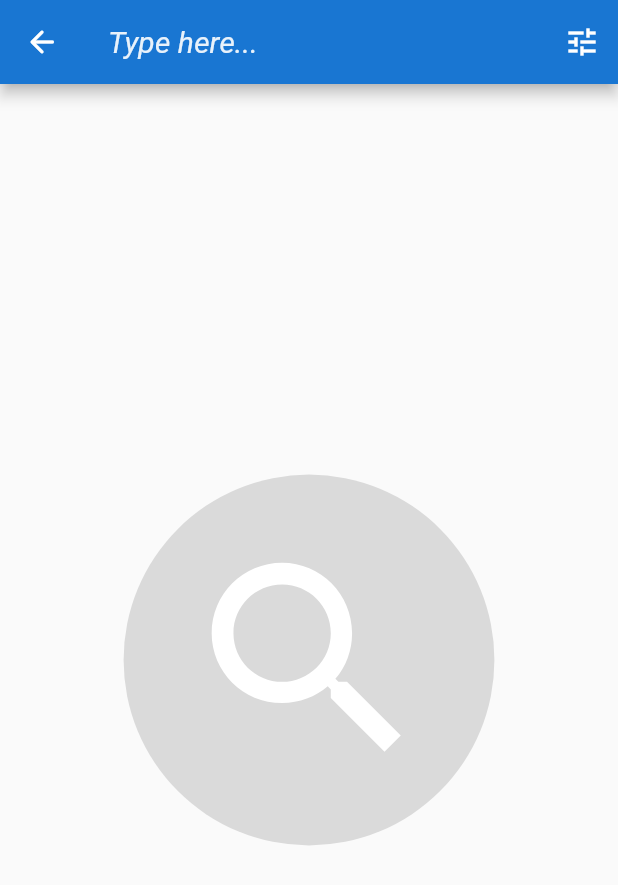
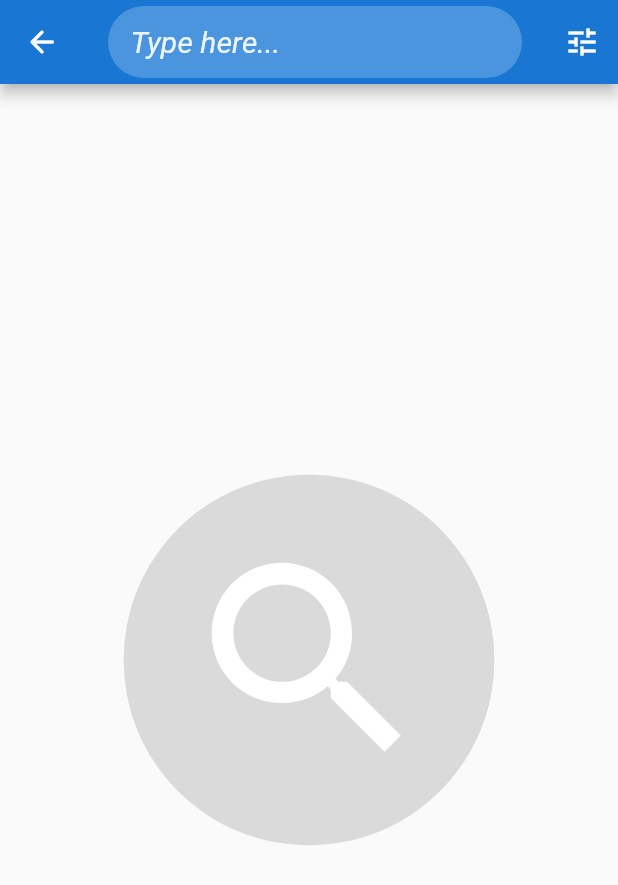
Before and after one commit to KamilSztandur/CloudPi-clients, a Flutter app: the SearchPage screen opened by its route, on a phone screen of 412 x 824 dp. Shown: the top 885 px of the screen. Run offline on Flutter 3.47's test engine with Material 2 defaults, Android fonts, the phone set to English and light mode, and no system bars; our stand-ins replace auto_route, bloc, equatable, file_picker, flutter_bloc, flutter_speed_dial and 2 more; missing offline and left inert: drag_select_grid_view; accounts and stored records are empty; project files that could hold a hidden picture were left out.

Commit message:
Improve search textfieldform appearance

```diff
--- a/piCloud-mobile/lib/features/search_page/presentation/widgets/search_page_bar.dart
+++ b/piCloud-mobile/lib/features/search_page/presentation/widgets/search_page_bar.dart
@@ -27,7 +27,6 @@ class SearchPageBar extends StatefulWidget implements PreferredSizeWidget {
 class _SearchPageBarState extends State<SearchPageBar> {
   final TextEditingController _controller = TextEditingController();
   late FiltersSettingsModel filters;
-  String currentQueryValue = '';
 
   @override
   void initState() {
@@ -42,10 +41,7 @@ class _SearchPageBarState extends State<SearchPageBar> {
       leading: const GoBackLeading(),
       title: _buildQueryTextField(),
       actions: <Widget>[
-        if (!_isQueryEmpty()) ...[
-          _buildClearQueryButton(),
-          _buildSearchButton(),
-        ],
+        if (!_isQueryEmpty()) _buildClearQueryButton(),
         _buildEditFiltersButton(),
       ],
     );
@@ -58,30 +54,32 @@ class _SearchPageBarState extends State<SearchPageBar> {
       controller: _controller,
       onChanged: _onQueryChanged,
       onSubmitted: (value) => _search(value: value),
+      style: const TextStyle(
+        fontSize: fontSize,
+        color: Colors.white,
+        decoration: TextDecoration.none,
+      ),
       decoration: InputDecoration(
-        hoverColor: Colors.green,
+        filled: true,
         hintText: 'Type here...',
         hintStyle: TextStyle(
           color: Colors.white.withOpacity(0.9),
           fontSize: fontSize,
           fontStyle: FontStyle.italic,
         ),
-        border: InputBorder.none,
-      ),
-      style: TextStyle(
-        color: Colors.white.withOpacity(0.9),
-        fontSize: fontSize,
+        fillColor: Theme.of(context).primaryColorLight.withOpacity(0.3),
+        contentPadding: const EdgeInsets.only(left: 15, bottom: 10, top: 10),
+        focusedBorder: OutlineInputBorder(
+          borderRadius: BorderRadius.circular(25),
+          borderSide: BorderSide.none,
+        ),
+        enabledBorder: UnderlineInputBorder(
+          borderRadius: BorderRadius.circular(25),
+          borderSide: BorderSide.none,
+        ),
       ),
     );
   }
-
-  Widget _buildSearchButton() => IconButton(
-        onPressed: _search,
-        icon: const Icon(
-          Icons.send,
-          color: Colors.white,
-        ),
-      );
 
   Widget _buildClearQueryButton() => IconButton(
         onPressed: _clearQuery,
@@ -100,12 +98,9 @@ class _SearchPageBarState extends State<SearchPageBar> {
       );
 
   void _search({String? value}) {
-    _unfocusKeyboard();
     _clearQuery();
 
-    widget.queryRequested(
-      SearchQueryModel(name: currentQueryValue),
-    );
+    widget.queryRequested(SearchQueryModel(name: value));
   }
 
   void _unfocusKeyboard() {
@@ -124,11 +119,12 @@ class _SearchPageBarState extends State<SearchPageBar> {
         ),
       );
 
-  void _onQueryChanged(String value) => setState(() {
-        currentQueryValue = value;
-      });
+  void _onQueryChanged(String value) => setState(() {});
 
-  void _clearQuery() => setState(_controller.clear);
+  void _clearQuery() {
+    _unfocusKeyboard();
+    setState(_controller.clear);
+  }
 
   bool _isQueryEmpty() => _controller.text.isEmpty;
 
```
